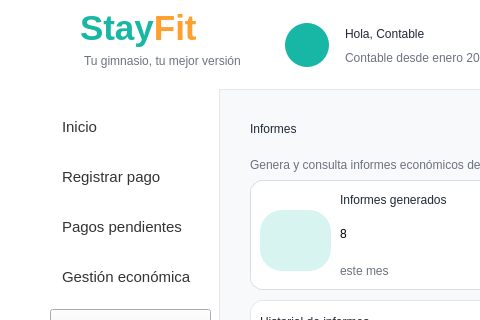
Old version of the form Proyecto/src/vista/Ui/interfaz_contable_informes.ui in the repository smonts01/Ingenieria-del-software; both pictures show x 0 to 480 and y 0 to 320 of the 1200 by 700 pixel window.
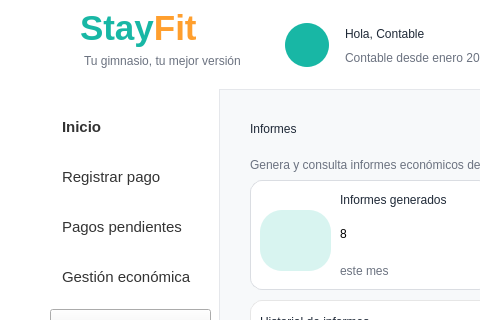
New version of the form. Icons and pictures are not drawn.

```diff
--- a/Proyecto/src/vista/Ui/interfaz_contable_informes.ui
+++ b/Proyecto/src/vista/Ui/interfaz_contable_informes.ui
@@ -567,6 +567,9 @@
       <font>
        <family>Segoe UI</family>
        <pointsize>11</pointsize>
+       <weight>75</weight>
+       <italic>false</italic>
+       <bold>true</bold>
       </font>
      </property>
      <property name="mouseTracking">
```
Left out of the diff: 10 changed lines with no effect on the pictures.
